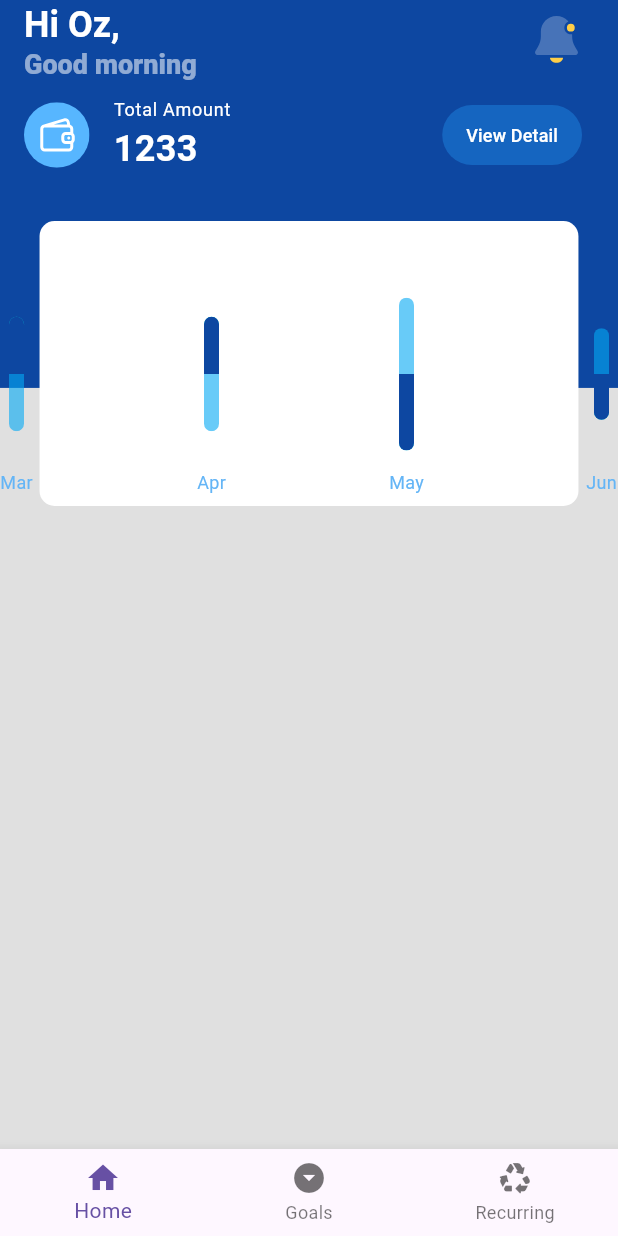
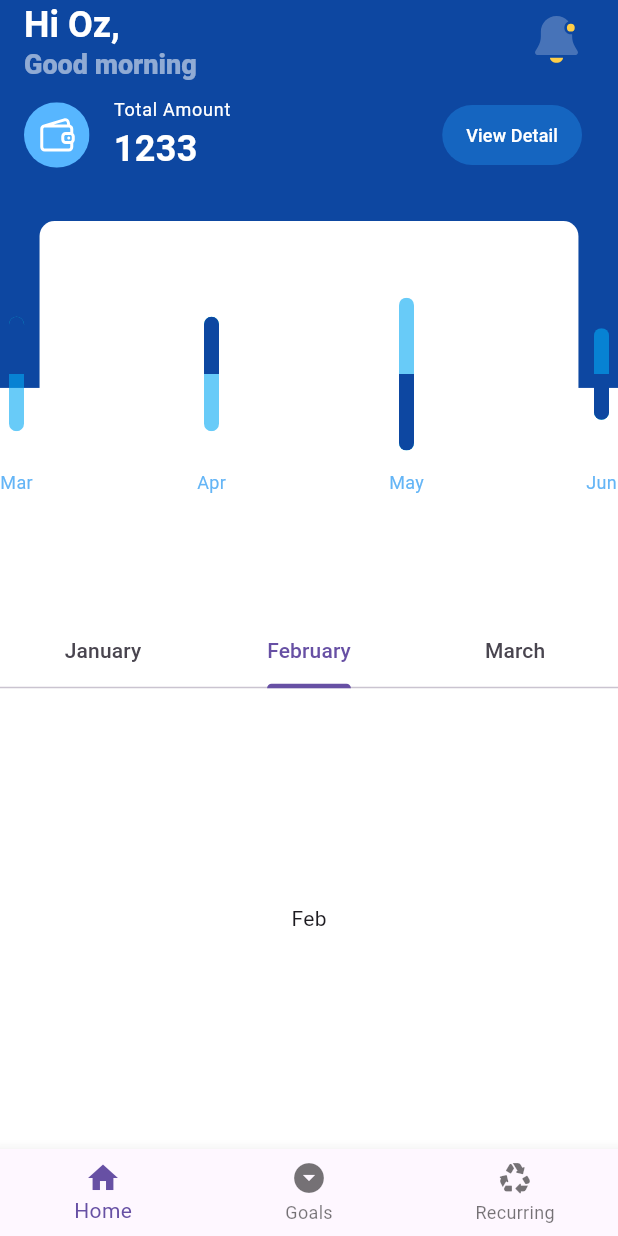
Before and after one commit to PishiKe/spendlens_fe, a Flutter app: the HomeScreen screen opened by its route, on a phone screen of 412 x 824 dp. Run offline on Flutter 3.47's test engine with Material 3 defaults, Android fonts, the phone set to English and light mode, and no system bars; drawn by our look-alikes of fl_chart; our stand-ins replace flutter_svg, go_router, shared_preferences; accounts and stored records are empty.

Commit message:
created home tabars

```diff
--- a/lib/ui/screens/home/home_screen_body.dart
+++ b/lib/ui/screens/home/home_screen_body.dart
@@ -13,7 +13,10 @@ class HomeScreenBody extends StatefulWidget {
 class _HomeScreenBodyState extends State<HomeScreenBody> {
   @override
   Widget build(BuildContext context) {
-    return Stack(
+    return DefaultTabController(
+      initialIndex: 1,
+      length: 3,
+      child: Stack(
         children: <Widget>[
           Container(
             width: DeviceConfig.screenWidth,
@@ -21,7 +24,6 @@ class _HomeScreenBodyState extends State<HomeScreenBody> {
             alignment: Alignment.topCenter,
             decoration: BoxDecoration(color: Colors.blue.shade900),
             child: Container(
-            // color: Colors.white24,
               child: ListTile(
                 leading: SvgPicture.asset(AppConstants().walletIcon),
                 title: Text(
@@ -54,7 +56,7 @@ class _HomeScreenBodyState extends State<HomeScreenBody> {
             child: Container(
                 width: DeviceConfig.screenWidth,
                 height: getProportionateScreenHeight(500),
-              color: Colors.grey.shade300),
+                color: Colors.white),
           ),
           Positioned(
             top: getProportionateScreenHeight(90),
@@ -66,10 +68,66 @@ class _HomeScreenBodyState extends State<HomeScreenBody> {
                 ),
                 height: 190,
                 decoration: BoxDecoration(
-                  borderRadius: BorderRadius.circular(10), color: Colors.white),
+                    borderRadius: BorderRadius.circular(10),
+                    color: Colors.white),
                 child: HomeBarChart()),
           ),
+          Positioned(
+              bottom: 0,
+              height: getProportionateScreenHeight(350),
+              width: DeviceConfig.screenWidth,
+              child: Column(
+                children: [
+                  const TabBar(
+                    tabs: [
+                      Tab(
+                        text: 'January',
+                      ),
+                      Tab(
+                        text: 'February',
+                      ),
+                      Tab(
+                        text: 'March',
+                      )
                     ],
+                  ),
+                  Expanded(
+                    child: TabBarView(children: [
+                      Container(
+                        color: Colors.grey.shade100,
+                        child: Padding(
+                          padding: EdgeInsets.only(
+                            left: getProportionateScreenWidth(12),
+                            right: getProportionateScreenWidth(12),
+                            top: getProportionateScreenWidth(24),
+                          ),
+                          child: ListView.builder(
+                            itemCount: 5,
+                            itemBuilder: (context, index) => const Card(
+                              color: Colors.white,
+                              elevation: 0,
+                              child: ListTile(
+                                leading: Icon(Icons.sell_rounded),
+                                title: Text('Food & Bevereges'),
+                                subtitle: Text('Sarova mombasa'),
+                                trailing: Text('KES 7,500'),
+                              ),
+                            ),
+                          ),
+                        ),
+                      ),
+                      Center(
+                        child: Text('Feb'),
+                      ),
+                      Center(
+                        child: Text('Mar'),
+                      ),
+                    ]),
+                  )
+                ],
+              ))
+        ],
+      ),
     );
   }
 }
```
Also changed, not shown: lib/ui/screens/home/components/monthly_tabs.dart (added). Lines whose indentation alone changed are shown as unchanged.
